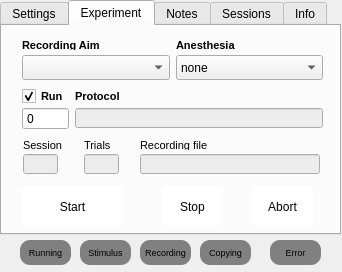
Above: MasterRunner/form.ui from ef-lab/Experiments before the change. Below: the same form after it.
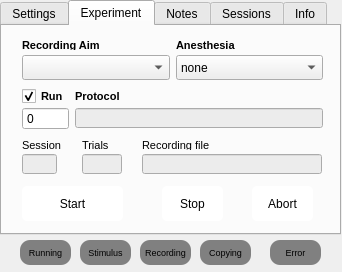
That is the form after the change. The open tabs and pages were chosen to show the change. Icons and pictures are not drawn.

Diff of the .ui file:
```diff
--- a/MasterRunner/form.ui
+++ b/MasterRunner/form.ui
@@ -381,9 +381,21 @@
        <x>160</x>
        <y>160</y>
        <width>61</width>
-       <height>41</height>
+       <height>35</height>
       </rect>
      </property>
+     <property name="minimumSize">
+      <size>
+       <width>0</width>
+       <height>35</height>
+      </size>
+     </property>
+     <property name="maximumSize">
+      <size>
+       <width>16777215</width>
+       <height>35</height>
+      </size>
+     </property>
      <property name="font">
       <font/>
      </property>
@@ -400,7 +412,7 @@
        <x>20</x>
        <y>160</y>
        <width>101</width>
-       <height>41</height>
+       <height>35</height>
       </rect>
      </property>
      <property name="sizePolicy">
@@ -409,6 +421,18 @@
        <verstretch>0</verstretch>
       </sizepolicy>
      </property>
+     <property name="minimumSize">
+      <size>
+       <width>0</width>
+       <height>35</height>
+      </size>
+     </property>
+     <property name="maximumSize">
+      <size>
+       <width>16777215</width>
+       <height>35</height>
+      </size>
+     </property>
      <property name="font">
       <font/>
      </property>
@@ -434,9 +458,21 @@
        <x>250</x>
        <y>160</y>
        <width>61</width>
-       <height>41</height>
+       <height>35</height>
       </rect>
      </property>
+     <property name="minimumSize">
+      <size>
+       <width>0</width>
+       <height>35</height>
+      </size>
+     </property>
+     <property name="maximumSize">
+      <size>
+       <width>16777215</width>
+       <height>35</height>
+      </size>
+     </property>
      <property name="font">
       <font/>
      </property>
@@ -746,7 +782,7 @@
        <widget class="QLineEdit" name="trial_number">
         <property name="maximumSize">
          <size>
-          <width>35</width>
+          <width>40</width>
           <height>20</height>
          </size>
         </property>
```
Left out of the diff: 21 changed lines with no effect on the pictures.
